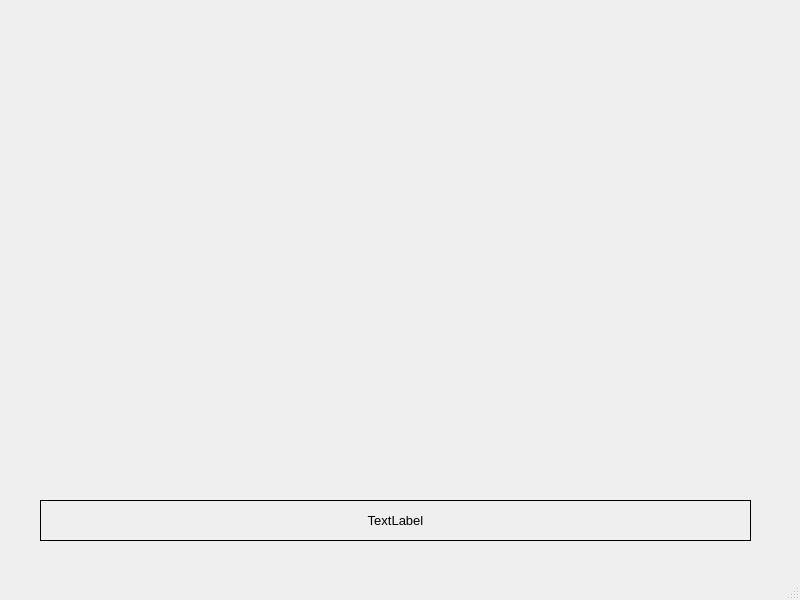
Qt form Code/gui.ui (Dreamwalkerx5/disk_analyser) before a commit.
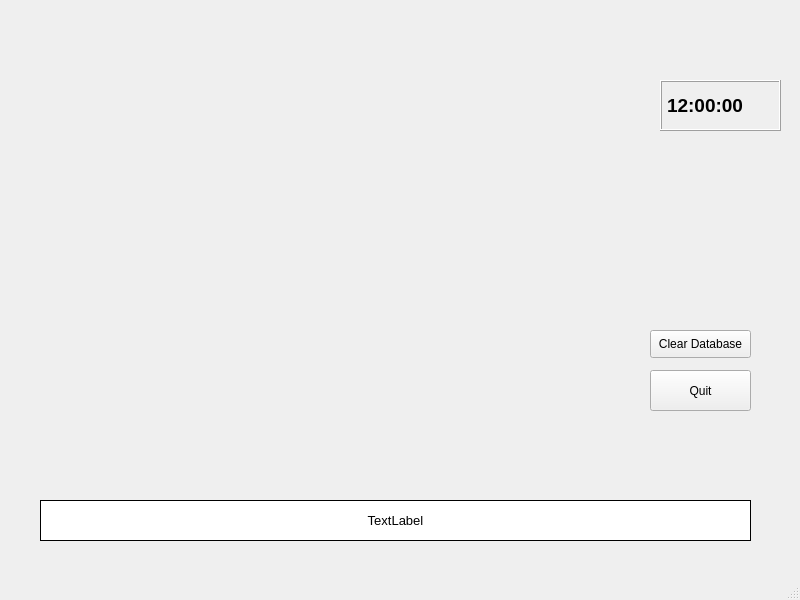
The same form after that commit.

The edit to the form file:
```diff
--- a/Code/gui.ui
+++ b/Code/gui.ui
@@ -28,9 +28,15 @@
       <pointsize>10</pointsize>
      </font>
     </property>
+    <property name="styleSheet">
+     <string notr="true">background-color:white</string>
+    </property>
     <property name="frameShape">
      <enum>QFrame::Box</enum>
     </property>
+    <property name="frameShadow">
+     <enum>QFrame::Plain</enum>
+    </property>
     <property name="text">
      <string>TextLabel</string>
     </property>
@@ -38,6 +44,64 @@
      <set>Qt::AlignCenter</set>
     </property>
    </widget>
+   <widget class="QLabel" name="time_label">
+    <property name="geometry">
+     <rect>
+      <x>660</x>
+      <y>80</y>
+      <width>121</width>
+      <height>51</height>
+     </rect>
+    </property>
+    <property name="font">
+     <font>
+      <pointsize>14</pointsize>
+      <weight>75</weight>
+      <bold>true</bold>
+     </font>
+    </property>
+    <property name="toolTip">
+     <string>Current time</string>
+    </property>
+    <property name="statusTip">
+     <string/>
+    </property>
+    <property name="frameShape">
+     <enum>QFrame::Box</enum>
+    </property>
+    <property name="frameShadow">
+     <enum>QFrame::Raised</enum>
+    </property>
+    <property name="text">
+     <string>12:00:00</string>
+    </property>
+   </widget>
+   <widget class="QPushButton" name="quit_button">
+    <property name="geometry">
+     <rect>
+      <x>650</x>
+      <y>370</y>
+      <width>101</width>
+      <height>41</height>
+     </rect>
+    </property>
+    <property name="text">
+     <string>Quit</string>
+    </property>
+   </widget>
+   <widget class="QPushButton" name="clear_button">
+    <property name="geometry">
+     <rect>
+      <x>650</x>
+      <y>330</y>
+      <width>101</width>
+      <height>28</height>
+     </rect>
+    </property>
+    <property name="text">
+     <string>Clear Database</string>
+    </property>
+   </widget>
   </widget>
   <widget class="QMenuBar" name="menubar">
    <property name="geometry">
```
